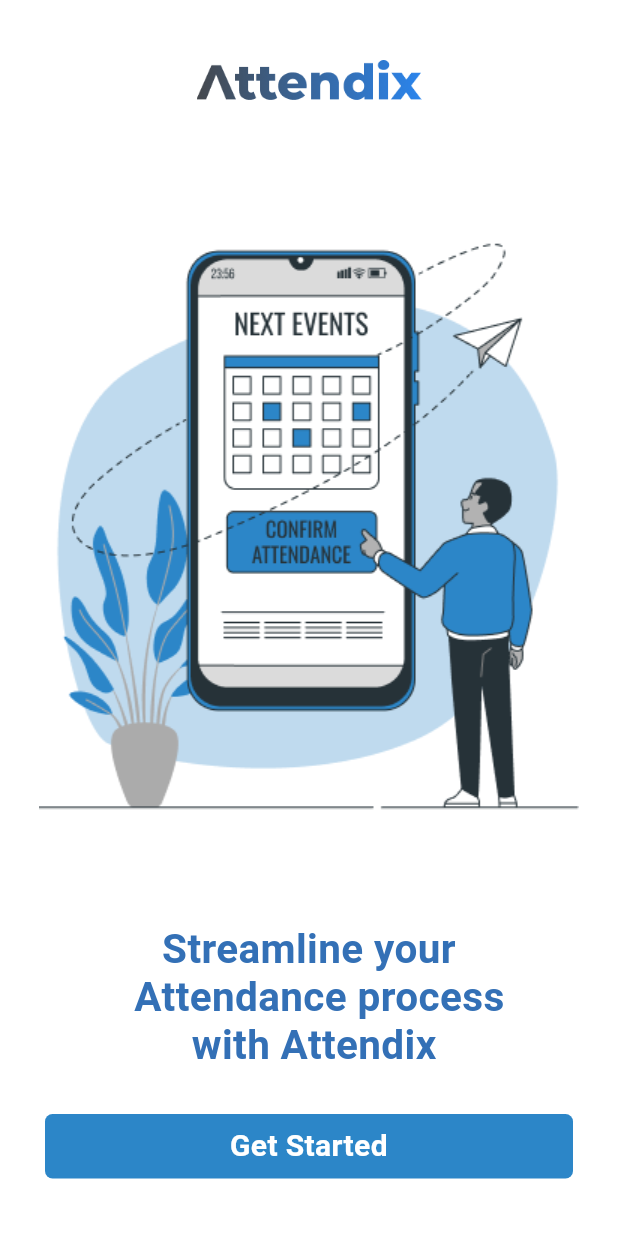
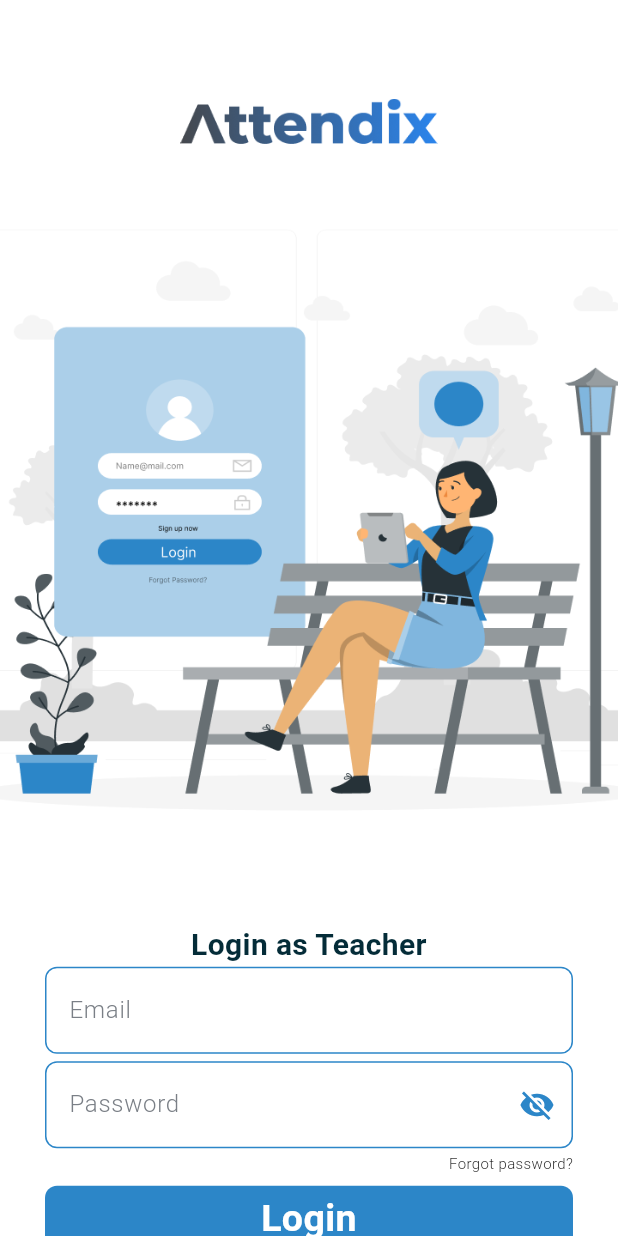
Before and after one commit to dhrisyapn/attendix, a Flutter app: the screen it shows after launch, on a phone screen of 412 x 824 dp. Run offline on Flutter 3.47's test engine with Material 3 defaults, Android fonts, the phone set to English and light mode, and no system bars; our stand-ins replace firebase_core; accounts and stored records are empty; Roboto replaces fonts that are missing (Poppins).

Commit message:
teacher login added

```diff
--- a/lib/main.dart
+++ b/lib/main.dart
@@ -4,6 +4,7 @@ import 'package:attendix/getstarted.dart';
 import 'package:attendix/login.dart';
 import 'package:attendix/role.dart';
 import 'package:attendix/signup.dart';
+import 'package:attendix/teacherlogin.dart';
 import 'package:firebase_core/firebase_core.dart';
 import 'package:flutter/material.dart';
 
@@ -28,6 +29,6 @@ class MyApp extends StatelessWidget {
           scaffoldBackgroundColor: Color(0xFFFFFFFF),
           useMaterial3: true,
         ),
-        home: GetStartedPage());
+        home: TeacherLoginPage());
   }
 }
--- a/lib/role.dart
+++ b/lib/role.dart
@@ -11,9 +11,13 @@ class _SelectRolePageState extends State<SelectRolePage> {
   @override
   Widget build(BuildContext context) {
     return Scaffold(
-      body: Column(
-        mainAxisAlignment: MainAxisAlignment.center,
+      body: SafeArea(
+        child: Column(
+          mainAxisAlignment: MainAxisAlignment.start,
           children: [
+            SizedBox(
+              height: 20,
+            ),
             Center(
               child: Image.asset(
                 'assets/logo.png',
@@ -22,7 +26,7 @@ class _SelectRolePageState extends State<SelectRolePage> {
               ),
             ),
             SizedBox(
-            height: MediaQuery.of(context).size.height * 0.4,
+              height: MediaQuery.of(context).size.height * 0.3,
             ),
             Text(
               'Select Your Role',
@@ -108,6 +112,7 @@ class _SelectRolePageState extends State<SelectRolePage> {
             ),
           ],
         ),
+      ),
     );
   }
 }
--- /dev/null
+++ b/lib/teacherlogin.dart
@@ -0,0 +1,197 @@
+import 'package:flutter/material.dart';
+
+class TeacherLoginPage extends StatefulWidget {
+  const TeacherLoginPage({super.key});
+
+  @override
+  State<TeacherLoginPage> createState() => _TeacherLoginPageState();
+}
+
+class _TeacherLoginPageState extends State<TeacherLoginPage> {
+  bool visible = false;
+  var eyeicon = const Icon(Icons.visibility_off);
+  void toggleicon() {
+    setState(() {
+      visible = !visible;
+      if (!visible) {
+        eyeicon = const Icon(Icons.visibility);
+      } else {
+        eyeicon = const Icon(Icons.visibility_off);
+      }
+    });
+  }
+
+  @override
+  Widget build(BuildContext context) {
+    return Scaffold(
+      body: SingleChildScrollView(
+        child: SafeArea(
+          child: Column(
+            mainAxisAlignment: MainAxisAlignment.center,
+            children: [
+              SizedBox(
+                height: MediaQuery.of(context).size.height * 0.08,
+              ),
+              Center(
+                child: Image.asset(
+                  'assets/logo.png',
+                  height: 30,
+                  // width: 150,
+                ),
+              ),
+              Image.asset('assets/login.png'),
+              Text(
+                'Login as Teacher',
+                textAlign: TextAlign.center,
+                style: TextStyle(
+                  color: Color(0xFF042C38),
+                  fontSize: 20,
+                  fontFamily: 'Poppins',
+                  fontWeight: FontWeight.w600,
+                ),
+              ),
+              Padding(
+                padding: const EdgeInsets.only(left: 30, right: 30),
+                child: TextField(
+                  decoration: InputDecoration(
+                    hintText: 'Email',
+                    hintStyle: TextStyle(
+                        color: Color(0xFF7A7F86),
+                        fontWeight: FontWeight.w300,
+                        fontSize: 16),
+                    enabledBorder: OutlineInputBorder(
+                      borderRadius: BorderRadius.circular(8),
+                      borderSide: BorderSide(color: Color(0xFF2c86c8)),
+                    ),
+                    focusedBorder: OutlineInputBorder(
+                      borderRadius: BorderRadius.circular(8),
+                      borderSide: BorderSide(color: Color(0xFF2c86c8)),
+                    ),
+                  ),
+                  style: TextStyle(
+                    color: Color(0xFF7A7F86),
+                    fontSize: 17,
+                  ),
+                  cursorColor: Colors.blue,
+                ),
+              ),
+              SizedBox(
+                height: 5,
+              ),
+              Padding(
+                padding: const EdgeInsets.only(left: 30, right: 30),
+                child: TextField(
+                  decoration: InputDecoration(
+                    suffixIcon: IconButton(
+                      onPressed: toggleicon,
+                      icon: eyeicon,
+                      color: Color(0xFF2c86c8),
+                    ),
+                    hintText: 'Password',
+                    hintStyle: TextStyle(
+                        color: Color(0xFF7A7F86),
+                        fontWeight: FontWeight.w300,
+                        fontSize: 16),
+                    enabledBorder: OutlineInputBorder(
+                      borderRadius: BorderRadius.circular(8),
+                      borderSide: BorderSide(color: Color(0xFF2c86c8)),
+                    ),
+                    focusedBorder: OutlineInputBorder(
+                      borderRadius: BorderRadius.circular(8),
+                      borderSide: BorderSide(color: Color(0xFF2c86c8)),
+                    ),
+                  ),
+                  style: TextStyle(
+                    color: Color(0xFF7A7F86),
+                    fontSize: 17,
+                  ),
+                  cursorColor: Colors.blue,
+                  obscureText: visible,
+                ),
+              ),
+              //sized box 5
+              SizedBox(
+                height: 5,
+              ),
+              Padding(
+                padding: const EdgeInsets.only(right: 30),
+                child: Row(
+                  mainAxisAlignment: MainAxisAlignment.end,
+                  children: [
+                    Text(
+                      'Forgot password?',
+                      textAlign: TextAlign.center,
+                      style: TextStyle(
+                        color: Colors.black,
+                        fontSize: 10,
+                        fontFamily: 'Poppins',
+                        fontWeight: FontWeight.w300,
+                        height: 0,
+                      ),
+                    ),
+                  ],
+                ),
+              ),
+              SizedBox(
+                height: 8,
+              ),
+              Padding(
+                padding: const EdgeInsets.only(left: 30, right: 30),
+                child: Container(
+                  width: double.infinity,
+                  height: 45,
+                  decoration: ShapeDecoration(
+                    color: Color(0xFF2C86C8),
+                    shape: RoundedRectangleBorder(
+                      borderRadius: BorderRadius.circular(8),
+                    ),
+                  ),
+                  child: Center(
+                    child: Text(
+                      'Login',
+                      textAlign: TextAlign.center,
+                      style: TextStyle(
+                        color: Colors.white,
+                        fontSize: 25,
+                        fontFamily: 'Poppins',
+                        fontWeight: FontWeight.w600,
+                      ),
+                    ),
+                  ),
+                ),
+              ),
+              SizedBox(
+                height: 3,
+              ),
+              Text.rich(
+                TextSpan(
+                  children: [
+                    TextSpan(
+                      text: 'Don’t have an account? ',
+                      style: TextStyle(
+                        color: Colors.black,
+                        fontSize: 15,
+                        fontFamily: 'Poppins',
+                        fontWeight: FontWeight.w300,
+                      ),
+                    ),
+                    TextSpan(
+                      text: 'Create account',
+                      style: TextStyle(
+                        color: Colors.black,
+                        fontSize: 15,
+                        fontFamily: 'Poppins',
+                        fontWeight: FontWeight.w500,
+                      ),
+                    ),
+                  ],
+                ),
+                textAlign: TextAlign.center,
+              )
+            ],
+          ),
+        ),
+      ),
+    );
+  }
+}
```
Lines whose indentation alone changed are shown as unchanged.
